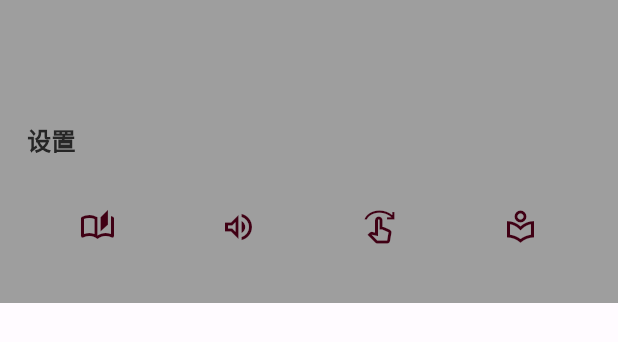
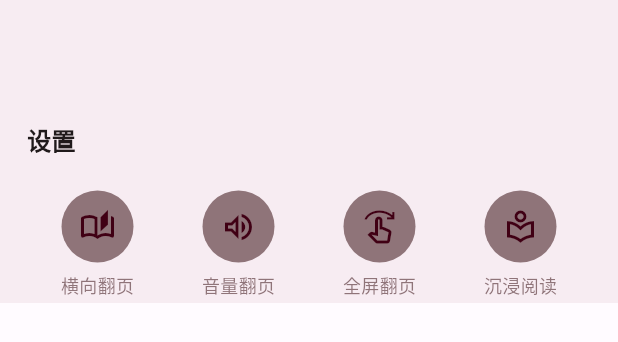
Before and after one commit to zsakvo/wenku8x, a Flutter app: the MenuConfig widget shown alone on an empty page, opened directly with empty values, on a phone screen of 412 x 824 dp. Shown: the top 342 px of the screen. Run offline on Flutter 3.47's test engine with Material 2 defaults, Android fonts, the phone set to English and light mode, and no system bars; drawn by our look-alikes of dynamic_color; our stand-ins replace cached_network_image, cookie_jar, dio, dio_cookie_manager, easy_refresh, equatable and 8 more; missing offline and left inert: flutter_inappwebview; accounts and stored records are empty; generated files the repository leaves out were written again; network calls fail.

Commit message:
fix colors

```diff
--- a/lib/views/reader/components/menu_config.dart
+++ b/lib/views/reader/components/menu_config.dart
@@ -1,25 +1,26 @@
 import 'package:flutter/material.dart';
+import 'package:wenku8x/views/reader/constants/theme.dart';
 
 class MenuConfig extends StatefulWidget {
-  MenuConfig(
-      {Key? key,
-      required this.backgroundColor,
-      required this.primaryColor,
-      required this.secondColor,
-      required this.tertiaryColor,
-      required this.horizontal,
-      required this.volumeKey,
-      required this.fullNext,
-      required this.hideExtra,
-      required this.onChange,
-      required this.textColor})
-      : super(key: key);
+  const MenuConfig({
+    Key? key,
+    // required this.backgroundColor,
+    // required this.primaryColor,
+    // required this.secondColor,
+    // required this.tertiaryColor,
+    // required this.textColor
+    required this.horizontal,
+    required this.volumeKey,
+    required this.fullNext,
+    required this.hideExtra,
+    required this.onChange,
+  }) : super(key: key);
 
-  final Color backgroundColor;
-  final Color primaryColor;
-  final Color secondColor;
-  final Color tertiaryColor;
-  final Color textColor;
+  // final Color backgroundColor;
+  // final Color primaryColor;
+  // final Color secondColor;
+  // final Color tertiaryColor;
+  // final Color textColor;
   final bool horizontal;
   final bool volumeKey;
   final bool fullNext;
@@ -44,6 +45,12 @@ class MenuConfigState extends State<MenuConfig> {
     });
   }
 
+  void toggle() {
+    setState(() {
+      visible = !visible;
+    });
+  }
+
   @override
   Widget build(BuildContext context) {
     final baseHeight = MediaQuery.of(context).viewPadding.bottom + 48 + 154;
@@ -56,23 +63,19 @@ class MenuConfigState extends State<MenuConfig> {
           duration: const Duration(milliseconds: 120),
           width: MediaQuery.of(context).size.width,
           height: visible ? baseHeight * 2 : baseHeight,
-          color: widget.backgroundColor,
+          color: pannelBackgroundColor,
           child: Wrap(
             children: [
               Column(crossAxisAlignment: CrossAxisAlignment.start, children: [
-                const Padding(
-                  padding: EdgeInsets.symmetric(vertical: 18, horizontal: 18),
+                Padding(
+                  padding: const EdgeInsets.symmetric(vertical: 18, horizontal: 18),
                   child: Text(
                     "设置",
-                    style: TextStyle(
-                        fontSize: 16,
-                        color: Color(0xff262626),
-                        fontWeight: FontWeight.bold),
+                    style: TextStyle(fontSize: 16, color: pannelTextColor, fontWeight: FontWeight.bold),
                   ),
                 ),
                 Padding(
-                  padding:
-                      const EdgeInsets.symmetric(horizontal: 18, vertical: 4),
+                  padding: const EdgeInsets.symmetric(horizontal: 18, vertical: 4),
                   child: Row(
                     mainAxisAlignment: MainAxisAlignment.spaceAround,
                     children: [
@@ -80,9 +83,7 @@ class MenuConfigState extends State<MenuConfig> {
                         children: [
                           CircleAvatar(
                             radius: 24,
-                            backgroundColor: widget.horizontal
-                                ? widget.secondColor
-                                : widget.tertiaryColor,
+                            backgroundColor: widget.horizontal ? pannelContainerColor : pannelContainerColorSelected,
                             child: IconButton(
                               onPressed: () {},
                               iconSize: 24,
@@ -95,8 +96,7 @@ class MenuConfigState extends State<MenuConfig> {
                             padding: const EdgeInsets.only(top: 6),
                             child: Text(
                               "横向翻页",
-                              style: TextStyle(
-                                  fontSize: 12, color: widget.textColor),
+                              style: TextStyle(fontSize: 12, color: pannelContainerColorSelected),
                             ),
                           )
                         ],
@@ -105,9 +105,7 @@ class MenuConfigState extends State<MenuConfig> {
                         children: [
                           CircleAvatar(
                             radius: 24,
-                            backgroundColor: widget.volumeKey
-                                ? widget.secondColor
-                                : widget.tertiaryColor,
+                            backgroundColor: widget.volumeKey ? pannelContainerColor : pannelContainerColorSelected,
                             child: IconButton(
                               onPressed: () {},
                               iconSize: 24,
@@ -120,8 +118,7 @@ class MenuConfigState extends State<MenuConfig> {
                             padding: const EdgeInsets.only(top: 6),
                             child: Text(
                               "音量翻页",
-                              style: TextStyle(
-                                  fontSize: 12, color: widget.textColor),
+                              style: TextStyle(fontSize: 12, color: pannelContainerColorSelected),
                             ),
                           )
                         ],
@@ -130,9 +127,7 @@ class MenuConfigState extends State<MenuConfig> {
                         children: [
                           CircleAvatar(
                             radius: 24,
-                            backgroundColor: widget.fullNext
-                                ? widget.secondColor
-                                : widget.tertiaryColor,
+                            backgroundColor: widget.fullNext ? pannelContainerColor : pannelContainerColorSelected,
                             child: IconButton(
                               onPressed: () {},
                               iconSize: 24,
@@ -145,8 +140,7 @@ class MenuConfigState extends State<MenuConfig> {
                             padding: const EdgeInsets.only(top: 6),
                             child: Text(
                               "全屏翻页",
-                              style: TextStyle(
-                                  fontSize: 12, color: widget.textColor),
+                              style: TextStyle(fontSize: 12, color: pannelContainerColorSelected),
                             ),
                           )
                         ],
@@ -155,9 +149,7 @@ class MenuConfigState extends State<MenuConfig> {
                         children: [
                           CircleAvatar(
                             radius: 24,
-                            backgroundColor: widget.hideExtra
-                                ? widget.secondColor
-                                : widget.tertiaryColor,
+                            backgroundColor: widget.hideExtra ? pannelContainerColor : pannelContainerColorSelected,
                             child: IconButton(
                               onPressed: () {},
                               iconSize: 24,
@@ -170,8 +162,7 @@ class MenuConfigState extends State<MenuConfig> {
                             padding: const EdgeInsets.only(top: 6),
                             child: Text(
                               "沉浸阅读",
-                              style: TextStyle(
-                                  fontSize: 12, color: widget.textColor),
+                              style: TextStyle(fontSize: 12, color: pannelContainerColorSelected),
                             ),
                           )
                         ],
--- /dev/null
+++ b/lib/views/reader/constants/theme.dart
@@ -0,0 +1,18 @@
+import 'package:flutter/material.dart';
+import 'package:wenku8x/service/navigation.dart';
+
+final currentColorScheme = Theme.of(NavigationService.navigatorKey.currentContext!).colorScheme;
+
+final readerBackgroundColor = currentColorScheme.background;
+
+final pannelBackgroundColor = currentColorScheme.primary.withOpacity(.08);
+
+final pannelTextColor = currentColorScheme.onBackground;
+
+final primaryColor = currentColorScheme.primary;
+
+final dividerColor = currentColorScheme.onBackground.withOpacity(.08);
+
+final pannelContainerColor = currentColorScheme.surfaceVariant.withOpacity(.8);
+
+final pannelContainerColorSelected = currentColorScheme.secondary.withOpacity(.8);
```
Also changed, not shown: lib/views/reader/components/menu_catalog.dart (+7 -17 lines), lib/views/reader/reader_view copy.dart (+16 -41 lines), lib/views/reader/reader_view.dart (+59 -24 lines), lib/views/reader/constants/html.dart (renamed from lib/views/reader/html.dart), 1 other file.
